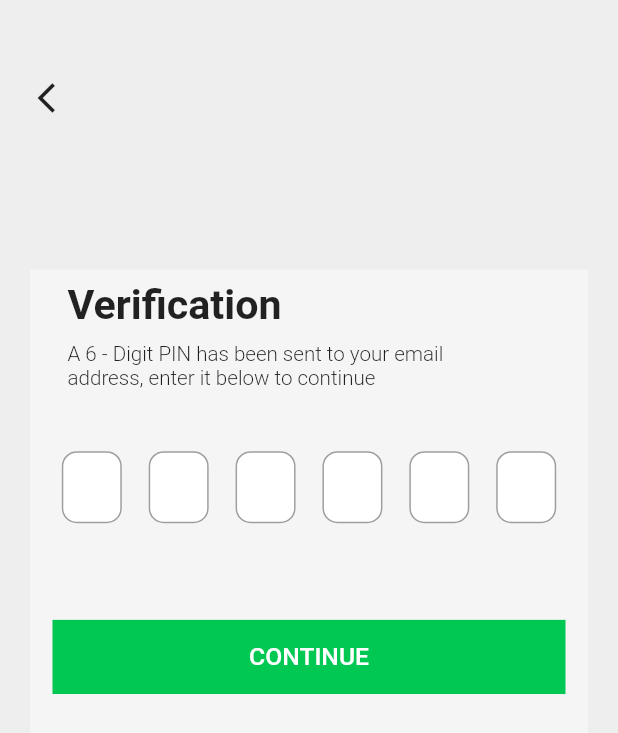
After one commit to Alhussein655/shopify, a Flutter app: the VerificationScreen screen opened directly, on a phone screen of 412 x 824 dp. The commit adds this screen. Shown: the top 733 px of the screen. Run offline on Flutter 3.47's test engine with Material 2 defaults, Android fonts, the phone set to English and light mode, and no system bars; drawn by our look-alikes of otp_text_field; our stand-ins replace sizer.

Commit message:
auth design finish

```diff
--- a/lib/main.dart
+++ b/lib/main.dart
@@ -1,6 +1,8 @@
 import 'package:flutter/material.dart';
 import 'package:shopify/presentation/Module/Home.dart';
 import 'package:shopify/presentation/Module/SignIn.dart';
+import 'package:shopify/presentation/Module/SignUp.dart';
+import 'package:shopify/presentation/Module/verification.dart';
 import 'package:sizer/sizer.dart';
 void main(){
   runApp(shopify());
--- a/lib/presentation/Module/SignIn.dart
+++ b/lib/presentation/Module/SignIn.dart
@@ -49,7 +49,8 @@ class SignInScreen extends StatelessWidget {
                 Btn(name: 'SIGN IN')
                  , Padding(
                    padding: const EdgeInsets.all(15.0),
-                   child: Center(child: Text('-OR-',style: TextStyle(fontWeight: FontWeight.w300,fontSize: 15.sp),)),
+                   child: Center(child:
+                   Text('-OR-',style: TextStyle(fontWeight: FontWeight.w300,fontSize: 15.sp),)),
                  ),
                   Padding(
                     padding: const EdgeInsets.all(8.0),
--- /dev/null
+++ b/lib/presentation/Module/verification.dart
@@ -0,0 +1,84 @@
+import 'package:flutter/material.dart';
+import 'package:otp_text_field/otp_field.dart';
+import 'package:otp_text_field/otp_field_style.dart';
+import 'package:otp_text_field/style.dart';
+import 'package:shopify/presentation/Widgets/button.dart';
+import 'package:sizer/sizer.dart';
+
+class VerificationScreen extends StatelessWidget {
+  OtpFieldController? controller;
+  VerificationScreen({Key? key, this.controller}) : super(key: key);
+
+  @override
+  Widget build(BuildContext context) {
+    return Scaffold(
+      backgroundColor: Colors.grey[200],
+      body: ListView(
+        children: [
+          SizedBox(
+            height: 5.h,
+          ),
+          Align(
+              alignment: Alignment.topLeft,
+              child: Padding(
+                padding: const EdgeInsets.only(top: 12.0,left: 25),
+                child: Icon(Icons.arrow_back_ios),
+              )),
+          SizedBox(
+            height: 10.h,
+          ),
+          Padding(
+            padding: const EdgeInsets.all(20.0),
+            child: Container(
+              height: 41.h,
+              width: 92.w,
+              color: Colors.grey[100],
+              child: ListView(
+                children: [
+                  Padding(
+                    padding: const EdgeInsets.only(top: 8.0,left: 25),
+                    child: Text(
+                      'Verification',
+                      style: TextStyle(
+                          fontSize: 20.sp, fontWeight: FontWeight.bold),
+                    ),
+                  ),
+                  Padding(
+                    padding: const EdgeInsets.only(top: 8.0,left: 25),
+                    child: Text(
+                      'A 6 - Digit PIN has been sent to your email \naddress, enter it below to continue',
+                      style: TextStyle(
+                          fontWeight: FontWeight.w300, fontSize: 10.sp),
+                    ),
+                  ),
+                  SizedBox(height: 5.h,),
+                  Center(
+                    child: OTPTextField(
+                      style: TextStyle(decoration: TextDecoration.none),
+                        controller: controller,
+                        width: 80.w,
+                        length: 6,
+                        fieldWidth: 40,
+                        fieldStyle: FieldStyle.box,
+                        otpFieldStyle: OtpFieldStyle(
+
+                          backgroundColor: Colors.white
+                                                ,borderColor: Colors.grey
+                              ,enabledBorderColor: Colors.grey,
+
+
+                        ),
+                      ),
+
+                  ),
+                  SizedBox(height: 6.h,)
+               ,   Btn(name: 'CONTINUE',)
+                ],
+              ),
+            ),
+          ),
+        ],
+      ),
+    );
+  }
+}
--- a/lib/presentation/Widgets/TextField.dart
+++ b/lib/presentation/Widgets/TextField.dart
@@ -20,7 +20,10 @@ class TextFiled extends StatelessWidget {
           children:[
             Align(
                 alignment: Alignment.topLeft,
-                child: Text(name!,  style: TextStyle(fontSize: 15.sp, fontWeight: FontWeight.w400))),
+                child: Padding(
+                  padding: const EdgeInsets.only(left: 8.0),
+                  child: Text(name!,  style: TextStyle(fontSize: 15.sp, fontWeight: FontWeight.w400)),
+                )),
             Padding(
               padding: const EdgeInsets.all(8.0),
               child: Container(
--- a/pubspec.yaml
+++ b/pubspec.yaml
@@ -35,6 +35,7 @@ dependencies:
   # Use with the CupertinoIcons class for iOS style icons.
   cupertino_icons: ^1.0.2
   sizer:
+  otp_text_field:
 
 dev_dependencies:
   flutter_test:
```
Also changed, not shown: lib/presentation/Module/SignUp.dart (added, +52 -0 lines), pubspec.lock.
